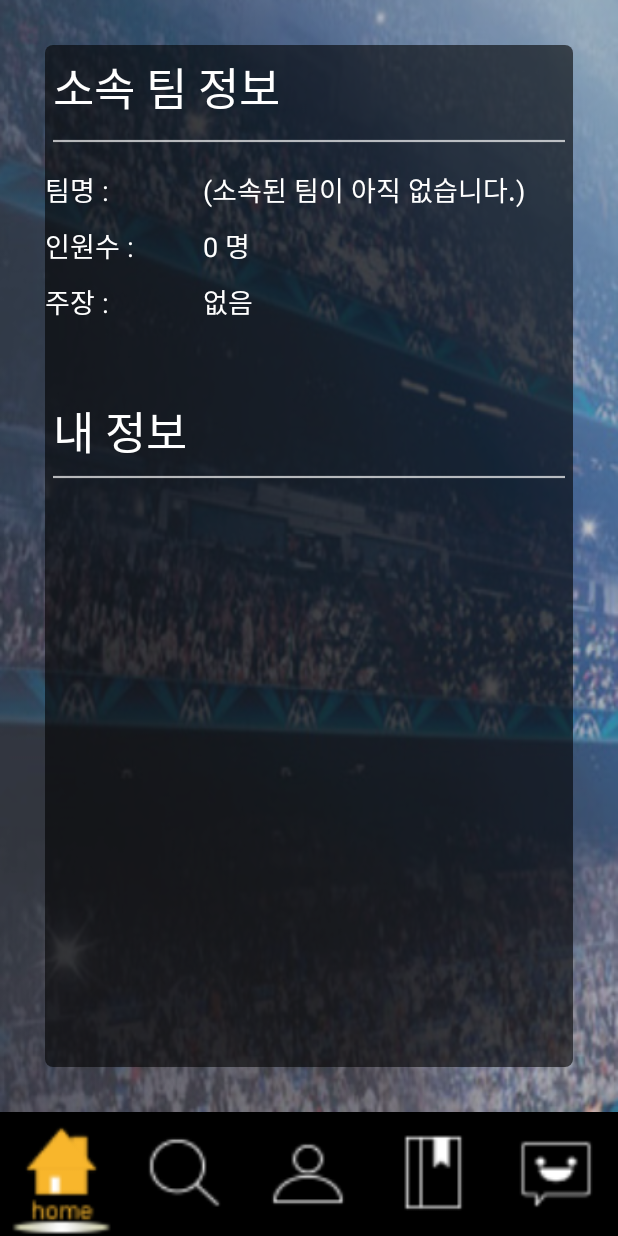
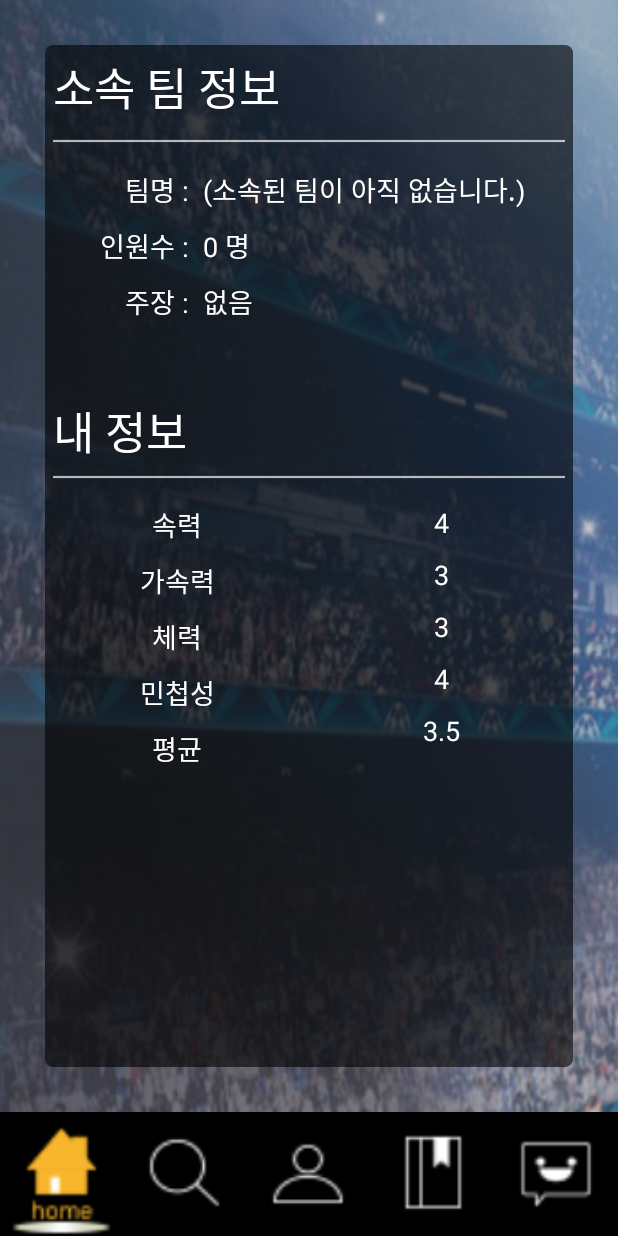
Before and after one commit to wlldnjs/SoccerManager, an Android app: the HomeFragment screen opened directly, with no data from a screen before it, on a phone screen of 412 x 824 dp. Run offline under Robolectric (Android 15) with nearby library versions, the phone set to English and light mode, and no system bars.

Commit message:
내정보기능 보기 및 전체적 디자인 수정

```diff
--- a/app/src/main/AndroidManifest.xml
+++ b/app/src/main/AndroidManifest.xml
@@ -27,7 +27,8 @@
             android:screenOrientation="portrait" />
         <activity android:name=".Main.Mypage.Formation.Formation" />
         <activity android:name=".Main.Mypage.Exam.ExamActivity" />
-        <activity android:name=".Main.Mypage.Exam.ExamResultActivity"></activity>
+        <activity android:name=".Main.Mypage.Exam.ExamResultActivity" />
+        <activity android:name=".Main.Mypage.MyInfo.MyInfoActivity"></activity>
     </application>
 
 </manifest>
--- a/app/src/main/java/com/jiwonkim/soccermanager/Application/ApplicationController.java
+++ b/app/src/main/java/com/jiwonkim/soccermanager/Application/ApplicationController.java
@@ -16,7 +16,7 @@ public class ApplicationController extends Application {
     public static ApplicationController getInstance(){
         return instance;
     }
-    private static String baseUrl = "http://210.123.255.157:3000";
+    private static String baseUrl = "http://210.123.255.158:3000";
     private NetworkService networkService;
     public NetworkService getNetworkService(){
         return networkService;
--- a/app/src/main/java/com/jiwonkim/soccermanager/Main/Mypage/MypageFragment.java
+++ b/app/src/main/java/com/jiwonkim/soccermanager/Main/Mypage/MypageFragment.java
@@ -14,6 +14,7 @@ import android.widget.Toast;
 
 import com.jiwonkim.soccermanager.Main.Mypage.Exam.ExamActivity;
 import com.jiwonkim.soccermanager.Main.Mypage.Formation.Formation;
+import com.jiwonkim.soccermanager.Main.Mypage.MyInfo.MyInfoActivity;
 import com.jiwonkim.soccermanager.R;
 
 /**
@@ -65,7 +66,7 @@ public class MypageFragment extends Fragment implements View.OnClickListener{
                 startActivity(new Intent(context, ExamActivity.class));
                 break;
             case R.id.myInfo:
-                Toast.makeText(context, "준비중입니다.", Toast.LENGTH_SHORT).show();
+                startActivity(new Intent(context, MyInfoActivity.class));
                 break;
             case R.id.teamInfo:
                 startActivity(new Intent(context, Formation.class));
--- a/app/src/main/java/com/jiwonkim/soccermanager/Network/NetworkService.java
+++ b/app/src/main/java/com/jiwonkim/soccermanager/Network/NetworkService.java
@@ -5,4 +5,5 @@ package com.jiwonkim.soccermanager.Network;
  */
 
 public interface NetworkService {
+
 }
--- a/app/src/main/res/layout/fragment_home.xml
+++ b/app/src/main/res/layout/fragment_home.xml
@@ -39,29 +39,29 @@
                 android:orientation="vertical">
 
                 <TextView
-                    android:layout_width="wrap_content"
+                    android:layout_width="match_parent"
                     android:layout_height="wrap_content"
                     android:textSize="18sp"
                     android:textColor="#ffffff"
-                    android:text="팀명 : "
+                    android:text="팀명 :  "
                     android:gravity="right" />
 
                 <TextView
                     android:layout_marginTop="10dp"
-                    android:layout_width="wrap_content"
+                    android:layout_width="match_parent"
                     android:layout_height="wrap_content"
                     android:textSize="18sp"
                     android:textColor="#ffffff"
-                    android:text="인원수 : "
+                    android:text="인원수 :  "
                     android:gravity="right"/>
 
                 <TextView
                     android:layout_marginTop="10dp"
-                    android:layout_width="wrap_content"
+                    android:layout_width="match_parent"
                     android:layout_height="wrap_content"
                     android:textSize="18sp"
                     android:textColor="#ffffff"
-                    android:text="주장 : "
+                    android:text="주장 :  "
                     android:gravity="right"/>
 
             </LinearLayout>
@@ -121,6 +121,108 @@
             android:layout_height="5dp"
             android:background="@drawable/white_line"
             />
+        <LinearLayout
+            android:layout_width="match_parent"
+            android:layout_height="match_parent"
+            android:orientation="horizontal">
+            <LinearLayout
+                android:layout_width="0dp"
+                android:layout_height="wrap_content"
+                android:layout_weight="5"
+                android:orientation="vertical">
+                <TextView
+                    android:layout_width="match_parent"
+                    android:layout_height="wrap_content"
+                    android:textColor="#ffffff"
+                    android:text="속력"
+                    android:textSize="18sp"
+                    android:gravity="center"
+                    android:layout_marginTop="10dp"/>
+                <TextView
+                    android:layout_width="match_parent"
+                    android:layout_height="wrap_content"
+                    android:textColor="#ffffff"
+                    android:text="가속력"
+                    android:textSize="18sp"
+                    android:gravity="center"
+                    android:layout_marginTop="10dp"/>
+                <TextView
+                    android:layout_width="match_parent"
+                    android:layout_height="wrap_content"
+                    android:textColor="#ffffff"
+                    android:text="체력"
+                    android:textSize="18sp"
+                    android:gravity="center"
+                    android:layout_marginTop="10dp"/>
+                <TextView
+                    android:layout_width="match_parent"
+                    android:layout_height="wrap_content"
+                    android:textColor="#ffffff"
+                    android:text="민첩성"
+                    android:textSize="18sp"
+                    android:gravity="center"
+                    android:layout_marginTop="10dp"/>
+                <TextView
+                    android:layout_width="match_parent"
+                    android:layout_height="wrap_content"
+                    android:textColor="#ffffff"
+                    android:text="평균"
+                    android:textSize="18sp"
+                    android:gravity="center"
+                    android:layout_marginTop="10dp"/>
+            </LinearLayout>
+            <LinearLayout
+                android:layout_width="0dp"
+                android:layout_height="match_parent"
+                android:layout_weight="5"
+                android:orientation="vertical">
+                <TextView
+                    android:id="@+id/home_speed"
+                    android:layout_width="match_parent"
+                    android:layout_height="wrap_content"
+                    android:textColor="#ffffff"
+                    android:text="4"
+                    android:textSize="18sp"
+                    android:gravity="center"
+                    android:layout_marginTop="10dp"/>
+                <TextView
+                    android:id="@+id/home_acc"
+                    android:layout_width="match_parent"
+                    android:layout_height="wrap_content"
+                    android:textColor="#ffffff"
+                    android:text="3"
+                    android:textSize="18sp"
+                    android:gravity="center"
+                    android:layout_marginTop="10dp"/>
+                <TextView
+                    android:id="@+id/home_health"
+                    android:layout_width="match_parent"
+                    android:layout_height="wrap_content"
+                    android:textColor="#ffffff"
+                    android:text="3"
+                    android:textSize="18sp"
+                    android:gravity="center"
+                    android:layout_marginTop="10dp"/>
+                <TextView
+                    android:id="@+id/home_agil"
+                    android:layout_width="match_parent"
+                    android:layout_height="wrap_content"
+                    android:textColor="#ffffff"
+                    android:text="4"
+                    android:textSize="18sp"
+                    android:gravity="center"
+                    android:layout_marginTop="10dp"/>
+                <TextView
+                    android:id="@+id/home_aver"
+                    android:layout_width="match_parent"
+                    android:layout_height="wrap_content"
+                    android:textColor="#ffffff"
+                    android:text="3.5"
+                    android:textSize="18sp"
+                    android:gravity="center"
+                    android:layout_marginTop="10dp"/>
+            </LinearLayout>
+        </LinearLayout>
 
     </LinearLayout>
 </RelativeLayout>
```
Also changed, not shown: app/src/main/java/com/jiwonkim/soccermanager/Main/Mypage/Exam/ExamResultActivity.java (+14 -2 lines), app/src/main/java/com/jiwonkim/soccermanager/Main/Mypage/MyInfo/MyInfoActivity.java (added, +33 -0 lines), app/src/main/res/layout/activity_exam_result.xml (+10 -6 lines), app/src/main/res/layout/activity_my_info.xml (added, +261 -0 lines), app/src/main/res/layout/fragment_mypage.xml (+5 -4 lines).
